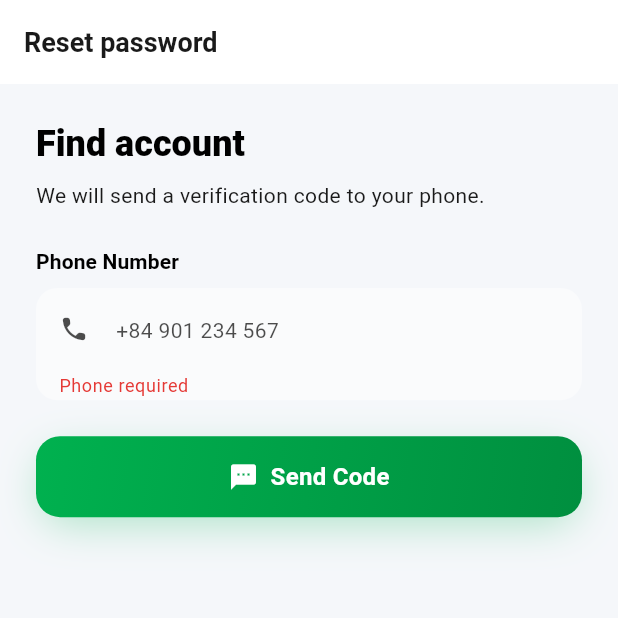
After one commit to JasonTM17/Crab_Mobile_Flutter, a Flutter app: the ForgotPasswordScreen screen opened by its route, after a tap on "Send Code", on a phone screen of 412 x 824 dp, the top half of it. The commit adds this screen. Run offline on Flutter 3.47's test engine with Material 3 defaults, Android fonts, the phone set to English and light mode, and no system bars; our stand-ins replace cached_network_image, dio, equatable, flutter_bloc, flutter_secure_storage, get_it and 5 more; accounts and stored records are empty; generated files the repository leaves out were written again; network calls fail.

Commit message:
feat(mobile/auth): wire forgot-password flow + small login/register polish

```diff
--- a/apps/mobile/lib/features/auth/data/models/auth_models.dart
+++ b/apps/mobile/lib/features/auth/data/models/auth_models.dart
@@ -62,6 +62,7 @@ class AuthResponse {
   factory AuthResponse.fromJson(Map<String, dynamic> json) => AuthResponse(
         user: UserModel.fromJson(json['user'] as Map<String, dynamic>),
         tokens: AuthTokens.fromJson(json['tokens'] as Map<String, dynamic>),
-        requiresPhoneVerification: json['requiresPhoneVerification'] as bool? ?? false,
+        requiresPhoneVerification:
+            json['requiresPhoneVerification'] as bool? ?? false,
       );
 }
--- /dev/null
+++ b/apps/mobile/lib/features/auth/presentation/screens/forgot_password_screen.dart
@@ -0,0 +1,156 @@
+import 'package:flutter/material.dart';
+import 'package:flutter_bloc/flutter_bloc.dart';
+import 'package:go_router/go_router.dart';
+
+import '../../../../shared/widgets/gradient_button.dart';
+import '../bloc/auth_bloc.dart';
+import '../bloc/auth_event.dart';
+import '../bloc/auth_state.dart';
+import '../widgets/auth_text_field.dart';
+
+class ForgotPasswordScreen extends StatefulWidget {
+  const ForgotPasswordScreen({super.key});
+
+  @override
+  State<ForgotPasswordScreen> createState() => _ForgotPasswordScreenState();
+}
+
+class _ForgotPasswordScreenState extends State<ForgotPasswordScreen> {
+  final _formKey = GlobalKey<FormState>();
+  final _phoneController = TextEditingController();
+  final _codeController = TextEditingController();
+  final _passwordController = TextEditingController();
+  bool _codeSent = false;
+  bool _obscure = true;
+
+  @override
+  void dispose() {
+    _phoneController.dispose();
+    _codeController.dispose();
+    _passwordController.dispose();
+    super.dispose();
+  }
+
+  void _submit() {
+    if (!_formKey.currentState!.validate()) return;
+    final bloc = context.read<AuthBloc>();
+    final phone = _phoneController.text.trim();
+    if (!_codeSent) {
+      bloc.add(AuthPasswordResetRequested(phone: phone));
+      return;
+    }
+    bloc.add(AuthPasswordResetConfirmed(
+      phone: phone,
+      code: _codeController.text.trim(),
+      newPassword: _passwordController.text,
+    ));
+  }
+
+  @override
+  Widget build(BuildContext context) {
+    final theme = Theme.of(context);
+    return BlocConsumer<AuthBloc, AuthState>(
+      listener: (context, state) {
+        if (state.status == AuthStatus.otpSent) {
+          setState(() => _codeSent = true);
+        } else if (state.status == AuthStatus.unauthenticated && _codeSent) {
+          ScaffoldMessenger.of(context).showSnackBar(
+            const SnackBar(content: Text('Password updated')),
+          );
+          context.go('/login');
+        } else if (state.status == AuthStatus.error && state.error != null) {
+          ScaffoldMessenger.of(context).showSnackBar(
+            SnackBar(content: Text(state.error!)),
+          );
+        }
+      },
+      builder: (context, state) {
+        final loading = state.status == AuthStatus.loading;
+        return Scaffold(
+          appBar: AppBar(title: const Text('Reset password')),
+          body: SafeArea(
+            child: SingleChildScrollView(
+              padding: const EdgeInsets.all(24),
+              child: Form(
+                key: _formKey,
+                child: Column(
+                  crossAxisAlignment: CrossAxisAlignment.stretch,
+                  children: [
+                    Text(
+                      _codeSent ? 'Enter verification code' : 'Find account',
+                      style: theme.textTheme.headlineSmall?.copyWith(
+                        fontWeight: FontWeight.w800,
+                      ),
+                    ),
+                    const SizedBox(height: 8),
+                    Text(
+                      _codeSent
+                          ? 'Use the code sent to your phone and choose a new password.'
+                          : 'We will send a verification code to your phone.',
+                      style: theme.textTheme.bodyMedium,
+                    ),
+                    const SizedBox(height: 24),
+                    AuthTextField(
+                      controller: _phoneController,
+                      label: 'Phone Number',
+                      hint: '+84 901 234 567',
+                      prefixIcon: Icons.phone_rounded,
+                      keyboardType: TextInputType.phone,
+                      validator: (value) {
+                        final phone = value?.trim() ?? '';
+                        if (phone.isEmpty) return 'Phone required';
+                        if (!RegExp(r'^\+?[1-9]\d{7,14}$').hasMatch(phone)) {
+                          return 'Invalid phone number';
+                        }
+                        return null;
+                      },
+                    ),
+                    if (_codeSent) ...[
+                      const SizedBox(height: 14),
+                      AuthTextField(
+                        controller: _codeController,
+                        label: 'Verification Code',
+                        prefixIcon: Icons.pin_rounded,
+                        keyboardType: TextInputType.number,
+                        validator: (value) => (value?.trim().isEmpty ?? true)
+                            ? 'Code required'
+                            : null,
+                      ),
+                      const SizedBox(height: 14),
+                      AuthTextField(
+                        controller: _passwordController,
+                        label: 'New Password',
+                        prefixIcon: Icons.lock_rounded,
+                        obscureText: _obscure,
+                        suffix: IconButton(
+                          icon: Icon(_obscure
+                              ? Icons.visibility_outlined
+                              : Icons.visibility_off_outlined),
+                          onPressed: () => setState(() => _obscure = !_obscure),
+                        ),
+                        validator: (value) {
+                          if (value == null || value.isEmpty) {
+                            return 'Password required';
+                          }
+                          if (value.length < 8) return 'Min 8 characters';
+                          return null;
+                        },
+                      ),
+                    ],
+                    const SizedBox(height: 24),
+                    GradientButton(
+                      label: _codeSent ? 'Update Password' : 'Send Code',
+                      icon: _codeSent ? Icons.check_rounded : Icons.sms_rounded,
+                      loading: loading,
+                      onPressed: loading ? null : _submit,
+                    ),
+                  ],
+                ),
+              ),
+            ),
+          ),
+        );
+      },
+    );
+  }
+}
```
Also changed, not shown: apps/mobile/lib/features/auth/presentation/bloc/auth_bloc.dart (+5 -4 lines), apps/mobile/lib/features/auth/presentation/bloc/auth_state.dart (+8 -1 lines), apps/mobile/lib/features/auth/presentation/screens/login_screen.dart (+8 -9 lines), apps/mobile/lib/features/auth/presentation/screens/register_screen.dart (+9 -12 lines).
